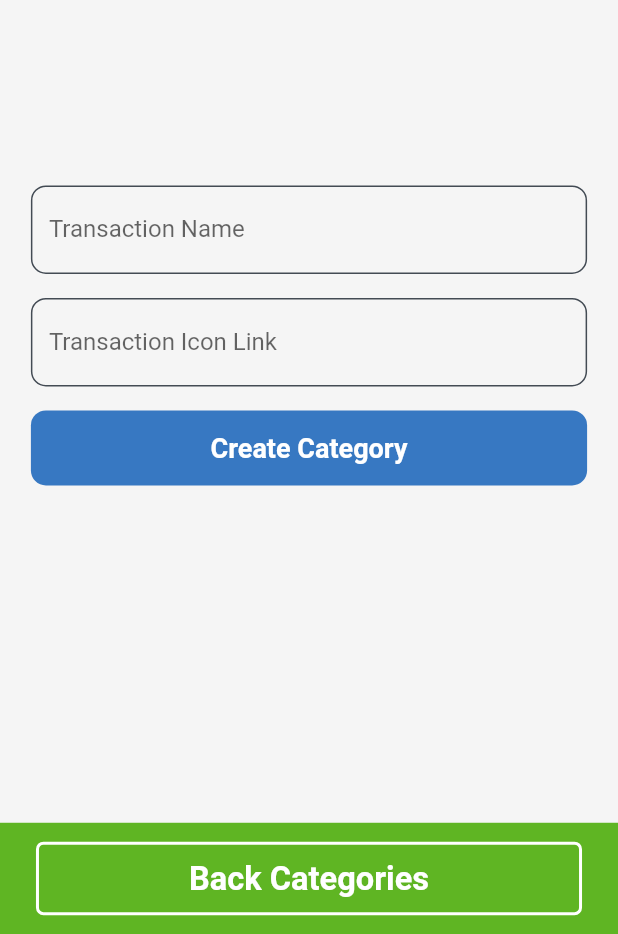
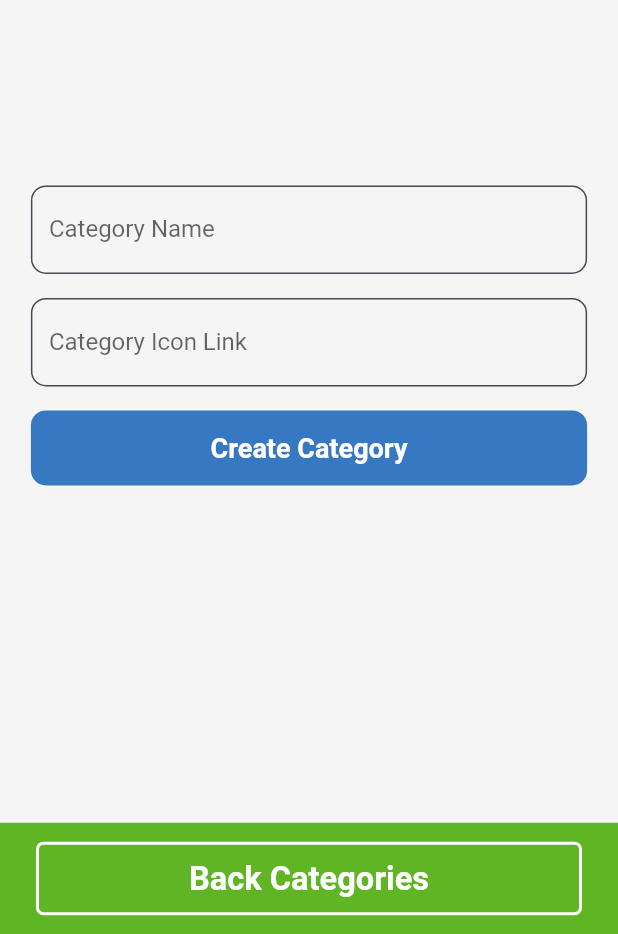
Before and after one commit to kennedyowusu/budget_app_flutter, a Flutter app: the NewFormView screen opened directly, on a phone screen of 412 x 824 dp, the part 302-1236 px from its top. Run offline on Flutter 3.47's test engine with Material 2 defaults, Android fonts, the phone set to English and light mode, and no system bars; our stand-ins replace connectivity, fluttertoast, get, get_storage; accounts and stored records are empty.

Commit message:
general update

```diff
--- a/lib/widgets/list_of_categories.dart
+++ b/lib/widgets/list_of_categories.dart
@@ -6,7 +6,7 @@ import 'package:get/get.dart';
 class CategoryListWidget extends StatelessWidget {
   CategoryListWidget({super.key});
 
-  final CategoryList categoryList = Get.put(CategoryList());
+  final CategoryListController categoryList = Get.put(CategoryListController());
 
   @override
   Widget build(BuildContext context) {
--- a/lib/widgets/new_form_view.dart
+++ b/lib/widgets/new_form_view.dart
@@ -1,9 +1,11 @@
 import 'package:budget_app_flutter/constants/colors.dart';
+import 'package:budget_app_flutter/controller/category_list.dart';
 import 'package:budget_app_flutter/controller/transaction_controller.dart';
 import 'package:budget_app_flutter/helper/calculate_responsiveness.dart';
 import 'package:budget_app_flutter/widgets/custom_appbar.dart';
 import 'package:budget_app_flutter/widgets/custom_button.dart';
 import 'package:budget_app_flutter/widgets/custom_button_sheet.dart';
+import 'package:budget_app_flutter/widgets/custom_loader.dart';
 import 'package:budget_app_flutter/widgets/custom_radius.dart';
 import 'package:budget_app_flutter/widgets/custom_text_field.dart';
 import 'package:budget_app_flutter/widgets/custom_widget.dart';
@@ -29,6 +31,8 @@ class NewFormView extends StatelessWidget {
 
   final TransactionController transactionController =
       Get.put(TransactionController());
+  final CategoryListController categoryController =
+      Get.put(CategoryListController());
 
   @override
   Widget build(BuildContext context) {
@@ -39,7 +43,12 @@ class NewFormView extends StatelessWidget {
           fontWeight: FontWeight.bold,
         );
 
-    String currentRoute = Get.currentRoute;
+    final String currentRoute = transactionController.currentRoute.value;
+    final GlobalKey<FormState> formKey = currentRoute == '/new-transaction'
+        ? transactionController.transactionFormKey
+        : categoryController.categoryFormKey;
+
+    // String currentRoute = Get.currentRoute;
     debugPrint("Current route is $currentRoute");
 
     return Scaffold(
@@ -61,6 +70,8 @@ class NewFormView extends StatelessWidget {
             SingleChildScrollView(
               child: Padding(
                 padding: EdgeInsets.all(responsiveValues['horizontalSpacing']!),
+                child: Form(
+                  key: formKey,
                   child: Column(
                     mainAxisAlignment: MainAxisAlignment.center,
                     children: [
@@ -68,13 +79,52 @@ class NewFormView extends StatelessWidget {
                       LogoContainer(
                         radius: 50.0,
                       ),
-                    SizedBox(height: responsiveValues['verticalSpacing']! * 5),
+                      SizedBox(
+                          height: responsiveValues['verticalSpacing']! * 5),
                       CustomTextField(
-                      labelText: 'Transaction Name',
+                        labelText: transactionController.currentRoute.value ==
+                                '/new-transaction'
+                            ? 'Transaction Name'
+                            : 'Category Name',
+                        controller: transactionController.currentRoute.value ==
+                                '/new-transaction'
+                            ? transactionController.transactionNameController
+                            : categoryController.categoryNameController,
+                        validator: (value) => transactionController
+                                    .currentRoute.value ==
+                                '/new-transaction'
+                            ? transactionController
+                                .validateTransactionName(value)
+                            : categoryController.validateCategoryName(value),
+                        onChanged: (value) => transactionController
+                                    .currentRoute.value ==
+                                '/new-transaction'
+                            ? transactionController.setTransactionName(value)
+                            : categoryController.setCategoryName(value),
                       ),
                       SizedBox(height: 16.0),
                       CustomTextField(
-                      labelText: 'Transaction Icon Link',
+                        labelText: transactionController.currentRoute.value ==
+                                '/new-transaction'
+                            ? 'Transaction Icon Link'
+                            : 'Category Icon Link',
+                        controller: transactionController.currentRoute.value ==
+                                '/new-transaction'
+                            ? transactionController.transactionIconController
+                            : categoryController.categoryIconController,
+                        validator: (value) =>
+                            transactionController.currentRoute.value ==
+                                    '/new-transaction'
+                                ? transactionController
+                                    .validateTransactionIconLink(value)
+                                : categoryController
+                                    .validateCategoryIconLink(value),
+                        onChanged: (value) =>
+                            transactionController.currentRoute.value ==
+                                    '/new-transaction'
+                                ? transactionController
+                                    .setTransactionIconLink(value)
+                                : categoryController.setCategoryIconLink(value),
                       ),
                       Obx(() {
                         if (transactionController.currentRoute.value ==
@@ -112,12 +162,37 @@ class NewFormView extends StatelessWidget {
                         }
                       }),
                       SizedBox(height: 16.0),
-                    CustomButton(
+                      Obx(
+                        () => transactionController.isLoading.value
+                            ? LoadingWidget()
+                            : CustomButton(
                                 text: buttonText,
-                      onPressed: onPressed,
+                                onPressed: () {
+                                  // transactionController.saveTransaction()
+                                  transactionController.currentRoute.value ==
+                                          '/new-transaction'
+                                      ? debugPrint("Transaction")
+                                      : debugPrint("Category");
+
+                                  transactionController.currentRoute.value ==
+                                          '/new-transaction'
+                                      ? transactionController.saveTransaction()
+                                      : categoryController.saveCategory();
+                                },
                                 height: responsiveValues['buttonHeight']!,
                               ),
+                      ),
+
+                      // CustomButton(
+                      //   text: buttonText,
+                      //   onPressed: () {
+                      //     debugPrint("transaction");
+                      //     // transactionController.saveTransaction()
+                      //   },
+                      //   height: responsiveValues['buttonHeight']!,
+                      // ),
                     ],
+                  ),
                 ),
               ),
             ),
```
Also changed, not shown: lib/main.dart (+11 -4 lines), lib/view/home/new_category.dart (+7 -19 lines), lib/view/transaction/new_transaction.dart (+12 -2 lines). Lines whose indentation alone changed are shown as unchanged.
